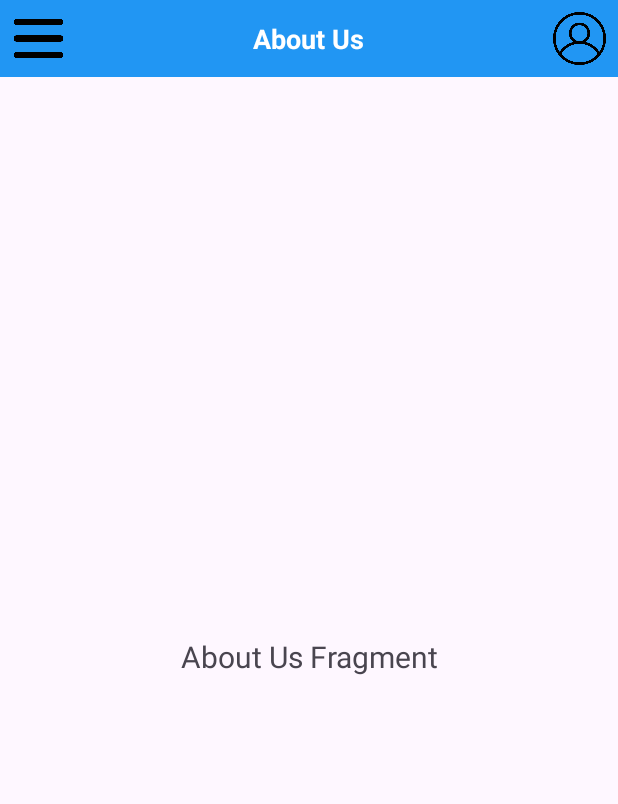
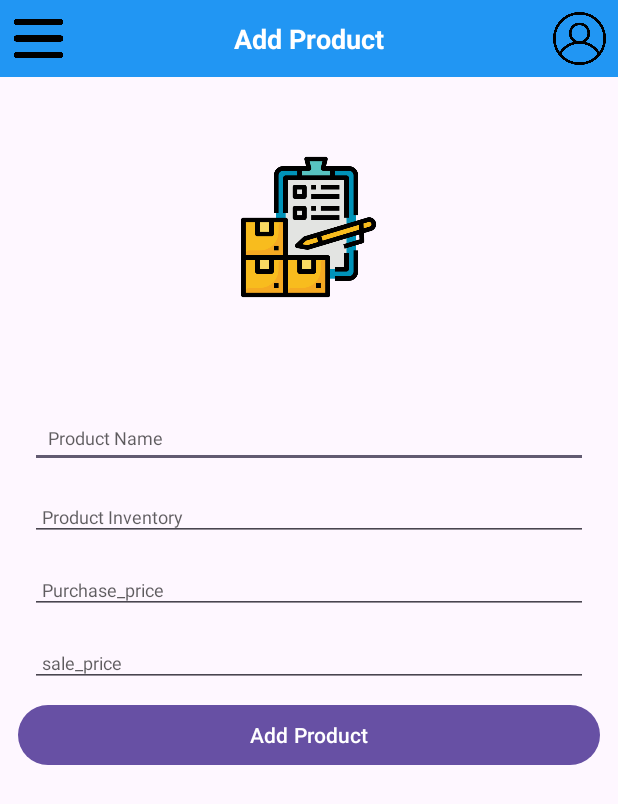
Before and after one commit to UsamaHaf/BSSE_SS1, an Android app: the screen it shows after launch once a user with an empty profile is signed in (HomePageActivity), in the side drawer, after a tap on "ABout Us", on a phone screen of 412 x 824 dp. Shown: the top 804 px of the screen. Run offline under Robolectric (Android 15) with nearby library versions, the phone set to English and light mode, and no system bars; our stand-ins replace Firebase (no records; nobody signed in at launch, a user with empty details on screens opened directly).

Commit message:
Add Products

```diff
--- /dev/null
+++ b/app/src/main/java/com/usama/uos/bssess1/Fragments/AddProductFragment.kt
@@ -0,0 +1,90 @@
+package com.usama.uos.bssess1.Fragments
+
+import android.os.Bundle
+import android.view.LayoutInflater
+import android.view.View
+import android.view.ViewGroup
+import android.widget.Button
+import android.widget.EditText
+import android.widget.Toast
+import androidx.fragment.app.Fragment
+import com.google.firebase.database.DatabaseReference
+import com.google.firebase.database.FirebaseDatabase
+import com.usama.uos.bssess1.Models.ProductsModel
+import com.usama.uos.bssess1.R
+
+
+class AddProductFragment : Fragment() {
+
+   private var databaseReference: DatabaseReference? = null
+   lateinit var edtProductName: EditText
+   lateinit var edtProductInventory: EditText
+   lateinit var edtPurchasePrice: EditText
+   lateinit var edtSalePrice: EditText
+   lateinit var btnAddProduct: Button
+   var _stockModel: ProductsModel? = null
+
+
+   override fun onCreateView(inflater: LayoutInflater, container: ViewGroup?, savedInstanceState: Bundle?): View? {
+      val view = inflater.inflate(R.layout.fragment_add_product, container, false)
+
+      btnAddProduct = view.findViewById(R.id.btnAddProduct)
+      edtProductName = view.findViewById(R.id.edtProductName)
+      edtProductInventory = view.findViewById(R.id.edtProductInventory)
+      edtPurchasePrice = view.findViewById(R.id.edtPurchasePrice)
+      edtSalePrice = view.findViewById(R.id.edtSalePrice)
+
+      return view
+   }
+
+   override fun onViewCreated(view: View, savedInstanceState: Bundle?) {
+      super.onViewCreated(view, savedInstanceState)
+
+      databaseReference = FirebaseDatabase.getInstance().getReference("Products")
+
+      btnAddProduct.setOnClickListener {
+         val mStockItemName = edtProductName?.text.toString().trim()
+         val mStockItemInventory = edtProductInventory?.text.toString().trim()
+         val mWholeSalePrice = edtPurchasePrice?.text.toString().trim()
+         val mSalePrice = edtSalePrice?.text.toString().trim()
+
+         if (mStockItemName.isEmpty()) {
+            Toast.makeText(activity, "Please Enter Product Name", Toast.LENGTH_SHORT).show()
+
+         } else if (mStockItemInventory.isEmpty()) {
+            Toast.makeText(activity, "Please Enter Inventory", Toast.LENGTH_SHORT).show()
+
+         } else if (mWholeSalePrice.isEmpty()) {
+            Toast.makeText(activity, "Please Enter Purchase Price", Toast.LENGTH_SHORT).show()
+
+         } else if (mSalePrice.isEmpty()) {
+            Toast.makeText(activity, "Please Enter Retail Price", Toast.LENGTH_SHORT).show()
+
+         } else {
+            addProductStock(mStockItemName, mStockItemInventory.toInt(), mWholeSalePrice.toDouble(), mSalePrice.toDouble())
+         }
+      }
+
+
+   }
+
+   private fun addProductStock(mStockItemName: String, mStockItemInventory: Int, mWholeSalePrice: Double, mSalePrice: Double) {
+
+      val productsModel = ProductsModel()
+
+      val id = databaseReference?.push()?.key
+      productsModel.productName = mStockItemName
+      productsModel.productInventory = mStockItemInventory
+      productsModel.txtSalePrice = mSalePrice
+      productsModel.txtPurchasePrice = mWholeSalePrice
+      productsModel.productID = id
+
+      databaseReference?.child(id!!)?.setValue(productsModel)
+
+      Toast.makeText(activity, "Product Added Successfully", Toast.LENGTH_SHORT).show()
+
+
+   }
+
+
+}
--- a/app/src/main/java/com/usama/uos/bssess1/Fragments/UpdateDataFragment.kt
+++ b/app/src/main/java/com/usama/uos/bssess1/Fragments/UpdateDataFragment.kt
@@ -41,7 +41,6 @@ class UpdateDataFragment : Fragment() {
 
          edtUpdateUserName.setText("${userModel.firstName + userModel.lastName}")
 
-
       } else {
          Toast.makeText(requireActivity(), "No Data In Bundle Found", Toast.LENGTH_SHORT).show()
       }
--- a/app/src/main/java/com/usama/uos/bssess1/HomePageActivity.kt
+++ b/app/src/main/java/com/usama/uos/bssess1/HomePageActivity.kt
@@ -14,6 +14,7 @@ import androidx.fragment.app.Fragment
 import com.google.android.material.navigation.NavigationView
 import com.google.firebase.auth.FirebaseAuth
 import com.usama.uos.bssess1.Fragments.AboutUsFragment
+import com.usama.uos.bssess1.Fragments.AddProductFragment
 import com.usama.uos.bssess1.Fragments.UserProfileFragment
 import com.usama.uos.bssess1.SharedPref.MySharedPreferences
 
@@ -68,7 +69,7 @@ class HomePageActivity : AppCompatActivity() {
             }
 
             R.id.aboutUs -> {
-               setFragment(AboutUsFragment(), "About Us")
+               setFragment(AddProductFragment(), "Add Product")
             }
 
             R.id.logoutUser -> {
--- /dev/null
+++ b/app/src/main/java/com/usama/uos/bssess1/Models/ProductsModel.kt
@@ -0,0 +1,15 @@
+package com.usama.uos.bssess1.Models
+
+class ProductsModel {
+
+   var productID: String? = null
+   var productName: String? = null
+   var productInventory: Int? = null
+   var txtPurchasePrice: Double? = null
+   var txtSalePrice: Double  ? = null
+
+
+   var addedQuantity: Int  ? = null
+   var alreadyExit: Boolean = false
+
+}
--- /dev/null
+++ b/app/src/main/res/drawable/add_to_cart_bg.xml
@@ -0,0 +1,7 @@
+<?xml version="1.0" encoding="utf-8"?>
+<shape android:shape="rectangle" xmlns:android="http://schemas.android.com/apk/res/android">
+
+    <corners android:bottomRightRadius="8dp"  android:bottomLeftRadius="8dp" />
+    <solid android:color="@color/blue" />
+
+</shape>
--- /dev/null
+++ b/app/src/main/res/layout/fragment_add_product.xml
@@ -0,0 +1,93 @@
+<?xml version="1.0" encoding="utf-8"?>
+<RelativeLayout xmlns:android="http://schemas.android.com/apk/res/android"
+    xmlns:tools="http://schemas.android.com/tools"
+    android:layout_width="match_parent"
+    android:layout_height="match_parent"
+    android:orientation="vertical"
+    tools:context=".Fragments.AddProductFragment">
+
+
+    <ImageView
+        android:id="@+id/logo_bg"
+        android:layout_width="100dp"
+        android:layout_height="100dp"
+        android:layout_centerHorizontal="true"
+        android:layout_margin="50sp"
+        android:src="@drawable/inventory_bg" />
+
+
+    <LinearLayout
+        android:layout_width="match_parent"
+        android:layout_height="match_parent"
+        android:layout_below="@id/logo_bg"
+        android:layout_margin="12dp"
+        android:orientation="vertical">
+
+        <EditText
+            android:id="@+id/edtProductName"
+            android:layout_width="match_parent"
+            android:layout_height="wrap_content"
+            android:layout_margin="8dp"
+            android:hint="Product Name"
+            android:padding="12dp"
+            android:textColorHint="#A1000000"
+            android:textSize="12sp" />
+
+        <EditText
+            android:id="@+id/edtProductInventory"
+            android:layout_width="match_parent"
+            android:layout_height="wrap_content"
+            android:layout_margin="8dp"
+            android:hint="Product Inventory"
+            android:inputType="number"
+            android:padding="8dp"
+            android:textColorHint="#A1000000"
+            android:textSize="12sp" />
+
+        <EditText
+            android:id="@+id/edtPurchasePrice"
+            android:layout_width="match_parent"
+            android:layout_height="wrap_content"
+            android:layout_margin="8dp"
+            android:hint="Purchase_price"
+            android:inputType="number"
+            android:padding="8dp"
+            android:textColorHint="#A1000000"
+            android:textSize="12sp" />
+
+        <EditText
+            android:id="@+id/edtSalePrice"
+            android:layout_width="match_parent"
+            android:layout_height="wrap_content"
+            android:layout_margin="8dp"
+            android:hint="sale_price"
+            android:inputType="number"
+            android:padding="8dp"
+            android:textColorHint="#A1000000"
+            android:textSize="12dp" />
+
+
+        <Button
+            android:id="@+id/btnAddProduct"
+            android:layout_width="match_parent"
+            android:layout_height="wrap_content"
+            android:layout_gravity="center"
+            android:text="Add Product"
+            android:textAllCaps="false"
+            android:textColor="@color/white"
+            android:visibility="visible" />
+
+
+        <ProgressBar
+            android:id="@+id/pbStock"
+            android:layout_width="wrap_content"
+            android:layout_height="wrap_content"
+            android:layout_gravity="center"
+            android:layout_marginTop="12dp"
+            android:visibility="gone" />
+
+
+    </LinearLayout>
+
+
+</RelativeLayout>
```
Also changed, not shown: app/src/main/res/drawable/ic_delete_icon.png (added), app/src/main/res/drawable/ic_minus.png (added), app/src/main/res/drawable/ic_out_stock.png (added), app/src/main/res/drawable/ic_plus.png (added), app/src/main/res/drawable/inventory_bg.png (added).
